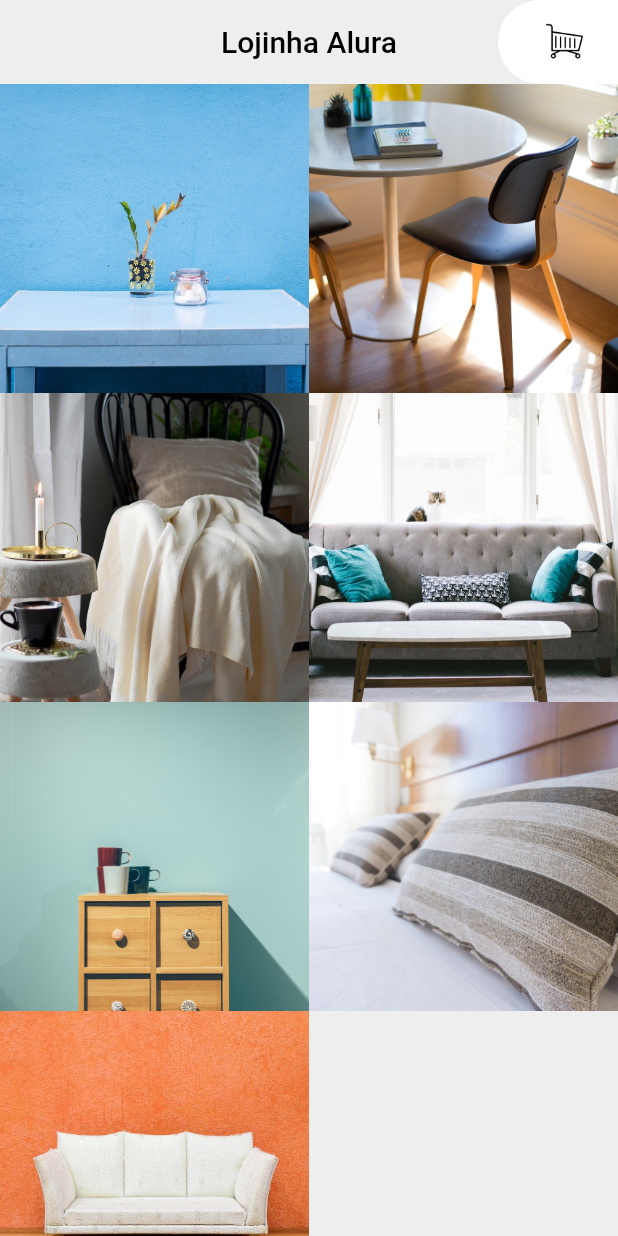
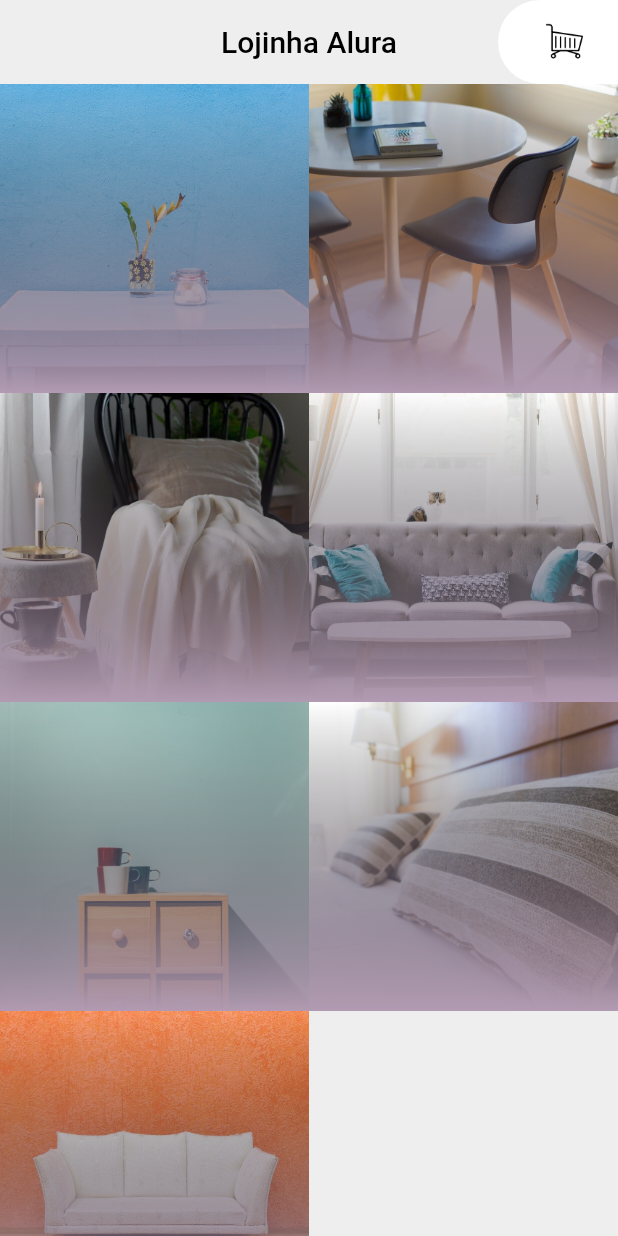
Before and after one commit to AndressaCode/lojinha_alura, a Flutter app: the screen it shows after launch, on a phone screen of 412 x 824 dp. Run offline on Flutter 3.47's test engine with Material 2 defaults, Android fonts, the light colour scheme and no system bars.

Commit message:
Inserindo o degrade n imagem dos produtos

```diff
--- a/lib/widgets/degrade_elemento_grid_produtos.dart
+++ b/lib/widgets/degrade_elemento_grid_produtos.dart
@@ -0,0 +1,22 @@
+import 'package:flutter/cupertino.dart';
+import 'package:flutter/material.dart';
+
+class DegradeElementoGridProdutos extends StatelessWidget{
+
+  @override
+  Widget build(BuildContext context){
+    return Container(
+      decoration: BoxDecoration(
+        gradient: LinearGradient(
+          begin: Alignment.topCenter,
+          end: Alignment.bottomCenter,
+          colors: [
+            Colors.transparent,
+            Color.fromRGBO(178,155, 178, 1),
+          ]
+        )
+      ),
+    );
+  }
+
+}
--- a/lib/widgets/elemento_grid_produtos.dart
+++ b/lib/widgets/elemento_grid_produtos.dart
@@ -1,17 +1,22 @@
 import 'package:flutter/material.dart';
 import 'package:lojinha_alura/modelos/movel.dart';
+import 'package:lojinha_alura/widgets/degrade_elemento_grid_produtos.dart';
 import 'package:lojinha_alura/widgets/imagem_elemento_grid_produtos.dart';
 
-class ElementoGridProdutos extends StatelessWidget{
-
+class ElementoGridProdutos extends StatelessWidget {
   final Movel movel;
 
   ElementoGridProdutos({this.movel});
 
   @override
   Widget build(BuildContext context) {
-    return ImagemElementoGridProdutos(
-      imagem: movel.foto,
+    return Stack(
+      children: [
+        ImagemElementoGridProdutos(
+          imagem: movel.foto,
+        ),
+        DegradeElementoGridProdutos(),
+      ],
     );
   }
 }
--- a/lib/widgets/imagem_elemento_grid_produtos.dart
+++ b/lib/widgets/imagem_elemento_grid_produtos.dart
@@ -1,18 +1,17 @@
 import 'package:flutter/material.dart';
 
-class ImagemElementoGridProdutos extends StatelessWidget{
-
+class ImagemElementoGridProdutos extends StatelessWidget {
   final String imagem;
 
   ImagemElementoGridProdutos({this.imagem});
 
   @override
   Widget build(BuildContext context) {
-    return Image(
-      fit: BoxFit.cover,
-      image: AssetImage('utilidades/assets/imagens/$imagem'),
+    return Positioned.fill(
+      child: Image(
+        fit: BoxFit.cover,
+        image: AssetImage('utilidades/assets/imagens/$imagem'),
+      ),
     );
   }
-
-
 }
```
